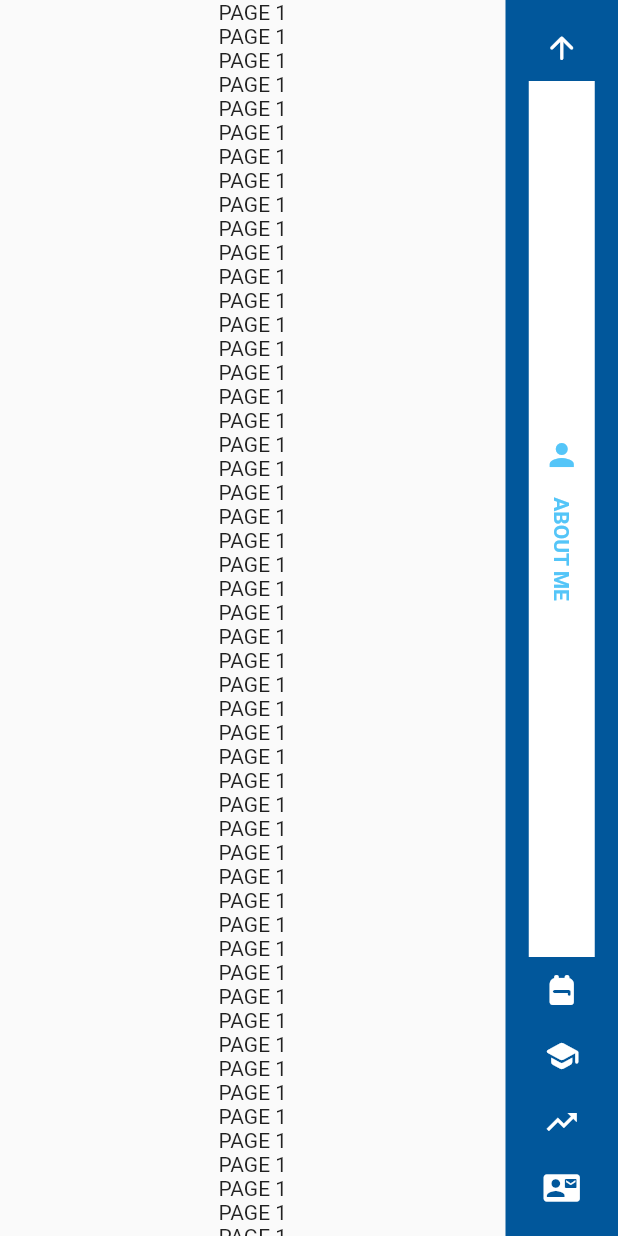
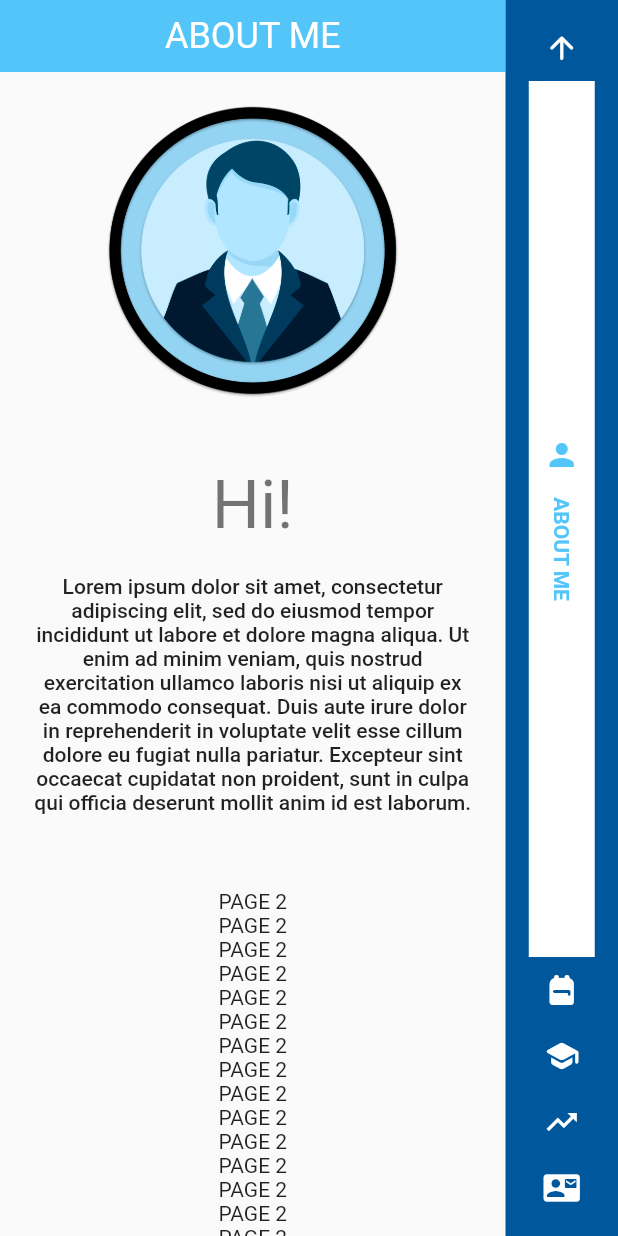
Before and after one commit to Tri7Ratops/simple_cv, a Flutter app: the screen it shows after launch, swiped to page 2, on a phone screen of 412 x 824 dp. Run offline on Flutter 3.47's test engine with Material 2 defaults, Android fonts, the phone set to English and light mode, and no system bars; drawn by our look-alikes of scroll_to_index; our stand-ins replace bloc, equatable, flutter_bloc, visibility_detector.

Commit message:
[+] Content AOUT ME page

```diff
--- a/lib/screens/home/widgets/content_about_me.dart
+++ b/lib/screens/home/widgets/content_about_me.dart
@@ -1,63 +1,65 @@
 import 'package:flutter/cupertino.dart';
+import 'package:flutter/material.dart';
 
 class ContentAboutMe extends StatelessWidget {
   @override
   Widget build(BuildContext context) {
-    return Column(
-      children: [
-        Text("PAGE 1"),
-        Text("PAGE 1"),
-        Text("PAGE 1"),
-        Text("PAGE 1"),
-        Text("PAGE 1"),
-        Text("PAGE 1"),
-        Text("PAGE 1"),
-        Text("PAGE 1"),
-        Text("PAGE 1"),
-        Text("PAGE 1"),
-        Text("PAGE 1"),
-        Text("PAGE 1"),
-        Text("PAGE 1"),
-        Text("PAGE 1"),
-        Text("PAGE 1"),
-        Text("PAGE 1"),
-        Text("PAGE 1"),
-        Text("PAGE 1"),
-        Text("PAGE 1"),
-        Text("PAGE 1"),
-        Text("PAGE 1"),
-        Text("PAGE 1"),
-        Text("PAGE 1"),
-        Text("PAGE 1"),
-        Text("PAGE 1"),
-        Text("PAGE 1"),
-        Text("PAGE 1"),
-        Text("PAGE 1"),
-        Text("PAGE 1"),
-        Text("PAGE 1"),
-        Text("PAGE 1"),
-        Text("PAGE 1"),
-        Text("PAGE 1"),
-        Text("PAGE 1"),
-        Text("PAGE 1"),
-        Text("PAGE 1"),
-        Text("PAGE 1"),
-        Text("PAGE 1"),
-        Text("PAGE 1"),
-        Text("PAGE 1"),
-        Text("PAGE 1"),
-        Text("PAGE 1"),
-        Text("PAGE 1"),
-        Text("PAGE 1"),
-        Text("PAGE 1"),
-        Text("PAGE 1"),
-        Text("PAGE 1"),
-        Text("PAGE 1"),
-        Text("PAGE 1"),
-        Text("PAGE 1"),
-        Text("PAGE 1"),
-        Text("PAGE 1"),
-      ],
+    return Container(
+      child: Column(
+        children: [
+          _header(context),
+          SizedBox(
+            height: 16,
+          ),
+          _content(context),
+          SizedBox(
+            height: 50,
+          ),
+        ],
+      ),
+    );
+  }
+
+  Widget _header(BuildContext context) {
+    return Container(
+      color: Theme.of(context).primaryColor,
+      width: double.infinity,
+      padding: const EdgeInsets.all(10),
+      child: Center(
+        child: Text(
+          "About me".toUpperCase(),
+          style: Theme.of(context).textTheme.headline5?.copyWith(color: Colors.white),
+        ),
+      ),
+    );
+  }
+
+  _content(BuildContext context) {
+    return Container(
+      padding: const EdgeInsets.symmetric(horizontal: 20),
+      child: Column(
+        children: [
+          Image.asset(
+            "assets/icon_user.png",
+            width: MediaQuery.of(context).size.width / 2,
+          ),
+          SizedBox(
+            height: 40,
+          ),
+          Text(
+            "Hi!",
+            style: Theme.of(context).textTheme.headline3,
+          ),
+          SizedBox(
+            height: 20,
+          ),
+          Text(
+            "Lorem ipsum dolor sit amet, consectetur adipiscing elit, sed do eiusmod tempor incididunt ut labore et dolore magna aliqua. Ut enim ad minim veniam, quis nostrud exercitation ullamco laboris nisi ut aliquip ex ea commodo consequat. Duis aute irure dolor in reprehenderit in voluptate velit esse cillum dolore eu fugiat nulla pariatur. Excepteur sint occaecat cupidatat non proident, sunt in culpa qui officia deserunt mollit anim id est laborum.",
+            textAlign: TextAlign.center,
+            style: Theme.of(context).textTheme.bodyText1,
+          ),
+        ],
+      ),
     );
   }
 }
```
